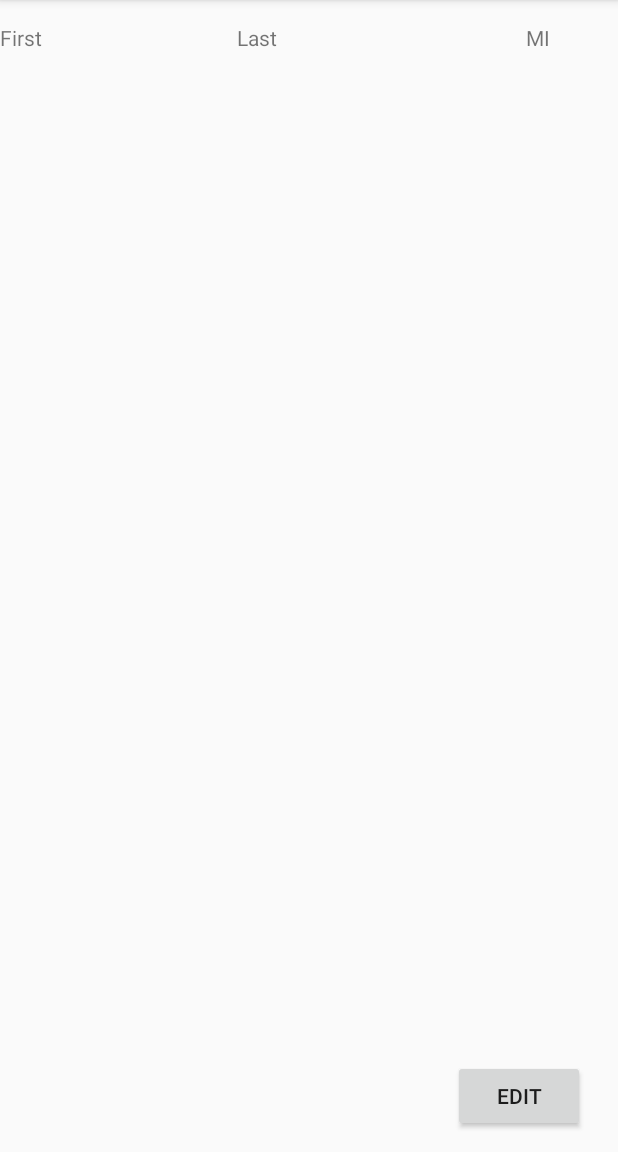
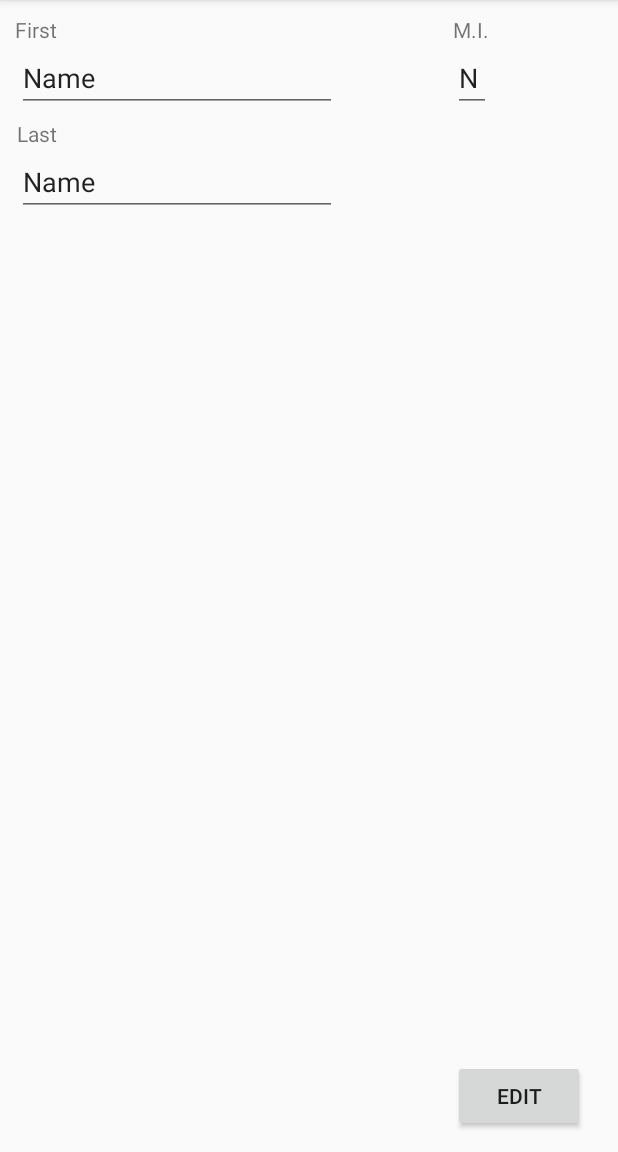
Before and after one commit to fifostack/techstart-mobile, an Android app: the fragment ProfileFragment placed in its activity, on a phone screen of 412 x 824 dp, the part 84-1236 px from its top. Run offline under Robolectric (Android 15) with nearby library versions, the phone set to English and light mode, and no system bars.

Commit message:
Profile formatting

```diff
--- a/app/src/main/res/layout/messages_layout.xml
+++ b/app/src/main/res/layout/messages_layout.xml
@@ -11,11 +11,11 @@
         android:layout_alignParentTop="true"
         android:text="Messages Page" />
 
-    <LinearLayout
+    <ExpandableListView
         android:layout_width="match_parent"
         android:layout_height="match_parent"
-        android:orientation="vertical">
-
-    </LinearLayout>
+        android:layout_alignParentStart="true"
+        android:layout_marginTop="50dp"
+        android:paddingTop="40dp" />
 
 </RelativeLayout>
--- a/app/src/main/res/layout/profile_layout.xml
+++ b/app/src/main/res/layout/profile_layout.xml
@@ -13,31 +13,66 @@
         android:layout_marginEnd="22dp"
         android:text="Edit" />
 
-    <LinearLayout
-        android:layout_width="match_parent"
+    <TextView
+        android:id="@+id/firstL"
+        android:layout_width="wrap_content"
         android:layout_height="wrap_content"
-        android:orientation="horizontal"
-        android:paddingTop="15dp">
+        android:paddingLeft="10dp"
+        android:paddingTop="10dp"
+        android:text="First" />
 
-        <TextView
-            android:id="@+id/FirstTF"
-            android:layout_width="113dp"
-            android:layout_height="wrap_content"
-            android:layout_weight="1"
-            android:text="First" />
+    <TextView
+        android:id="@+id/middleL"
+        android:layout_width="wrap_content"
+        android:layout_height="wrap_content"
+        android:layout_alignParentTop="true"
+        android:layout_alignStart="@+id/button"
+        android:paddingTop="10dp"
+        android:text="M.I." />
 
-        <TextView
-            android:id="@+id/LastTF"
-            android:layout_width="148dp"
-            android:layout_height="wrap_content"
-            android:layout_weight="1"
-            android:text="Last" />
+    <TextView
+        android:id="@+id/lastL"
+        android:layout_width="wrap_content"
+        android:layout_height="wrap_content"
+        android:layout_alignEnd="@+id/firstL"
+        android:layout_below="@+id/firstL"
+        android:layout_marginTop="50dp"
+        android:text="Last" />
 
-        <TextView
-            android:id="@+id/MiddleTF"
-            android:layout_width="wrap_content"
-            android:layout_height="wrap_content"
-            android:layout_weight="1"
-            android:text="MI" />
-    </LinearLayout>
+    <EditText
+        android:id="@+id/editText"
+        android:layout_width="wrap_content"
+        android:layout_height="wrap_content"
+        android:layout_alignStart="@+id/lastL"
+        android:layout_below="@+id/firstL"
+        android:editable="false"
+        android:ems="10"
+        android:inputType="textPersonName"
+        android:text="Name" />
+
+    <EditText
+        android:id="@+id/middleTF"
+        android:layout_width="wrap_content"
+        android:layout_height="wrap_content"
+        android:layout_alignStart="@+id/middleL"
+        android:layout_below="@+id/middleL"
+        android:width="25dp"
+        android:autoText="false"
+        android:editable="false"
+        android:ems="10"
+        android:inputType="textPersonName"
+        android:maxLength="1"
+        android:text="Name" />
+
+    <EditText
+        android:id="@+id/lastTF"
+        android:layout_width="wrap_content"
+        android:layout_height="wrap_content"
+        android:layout_alignStart="@+id/lastL"
+        android:layout_below="@+id/lastL"
+        android:editable="false"
+        android:ems="10"
+        android:inputType="textPersonName"
+        android:text="Name" />
+
 </RelativeLayout>
```
